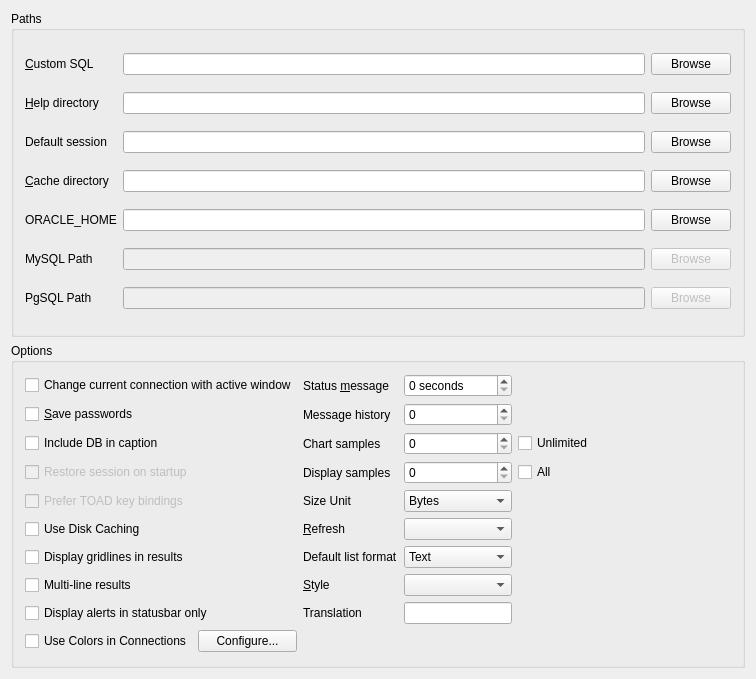
The window that src/core/toglobalsettingui.ui (tora-tool/tora) describes before a commit, drawn with Qt 5.
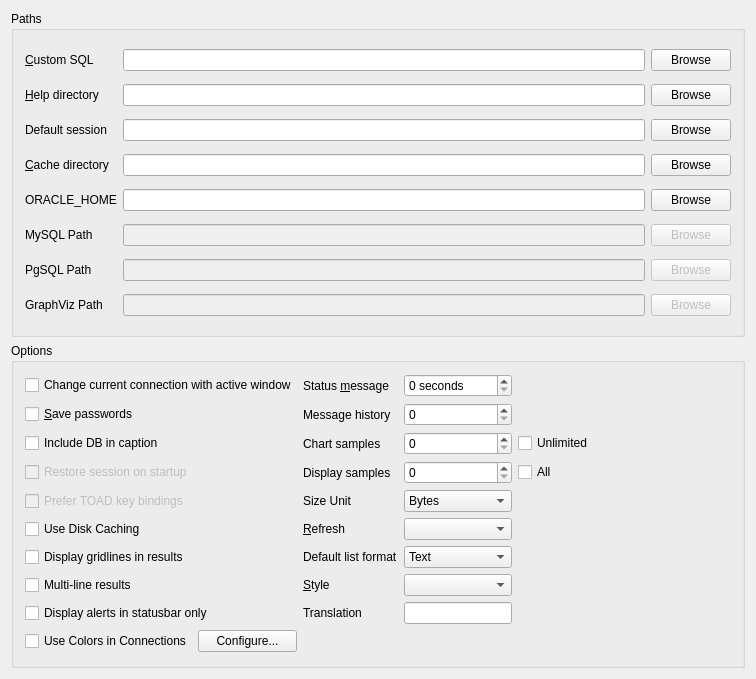
The same window after the commit.

Commit message: new config option Graphviz path

```diff
--- a/src/core/toglobalsettingui.ui
+++ b/src/core/toglobalsettingui.ui
@@ -19,37 +19,7 @@
      <property name="title">
       <string>Paths</string>
      </property>
-     <layout class="QGridLayout" name="gridLayout2">
-      <property name="margin">
-       <number>11</number>
-      </property>
-      <property name="spacing">
-       <number>6</number>
-      </property>
-      <item row="6" column="1">
-       <widget class="QLineEdit" name="MysqlHome">
-        <property name="enabled">
-         <bool>false</bool>
-        </property>
-       </widget>
-      </item>
-      <item row="7" column="1">
-       <widget class="QLineEdit" name="PgsqlHome">
-        <property name="enabled">
-         <bool>false</bool>
-        </property>
-       </widget>
-      </item>
-      <item row="6" column="2">
-       <widget class="QPushButton" name="MySQLHomeBrowse">
-        <property name="enabled">
-         <bool>false</bool>
-        </property>
-        <property name="text">
-         <string>Browse</string>
-        </property>
-       </widget>
-      </item>
+     <layout class="QGridLayout" name="gridLayout_2">
       <item row="0" column="0">
        <widget class="QLabel" name="TextLabel5">
         <property name="text">
@@ -63,45 +33,16 @@
         </property>
        </widget>
       </item>
-      <item row="0" column="2">
-       <widget class="QPushButton" name="SQLBrowse">
-        <property name="text">
-         <string>Browse</string>
-        </property>
-       </widget>
-      </item>
-      <item row="5" column="1">
-       <widget class="QLineEdit" name="OracleHome"/>
-      </item>
       <item row="0" column="1">
        <widget class="QLineEdit" name="CustomSQL"/>
       </item>
-      <item row="4" column="2">
-       <widget class="QPushButton" name="CacheBrowse">
+      <item row="0" column="2">
+       <widget class="QPushButton" name="SQLBrowse">
         <property name="text">
          <string>Browse</string>
         </property>
        </widget>
       </item>
-      <item row="4" column="1">
-       <widget class="QLineEdit" name="CacheDir"/>
-      </item>
-      <item row="4" column="0">
-       <widget class="QLabel" name="CacheLabel">
-        <property name="toolTip">
-         <string>Directory where to place cached dataaseinformation.</string>
-        </property>
-        <property name="text">
-         <string>&amp;Cache directory</string>
-        </property>
-        <property name="wordWrap">
-         <bool>false</bool>
-        </property>
-        <property name="buddy">
-         <cstring>CacheDir</cstring>
-        </property>
-       </widget>
-      </item>
       <item row="1" column="0">
        <widget class="QLabel" name="PluginLabel_2">
         <property name="toolTip">
@@ -154,24 +95,33 @@
         </property>
        </widget>
       </item>
-      <item row="5" column="2">
-       <widget class="QPushButton" name="OracleHomeBrowse">
+      <item row="3" column="0">
+       <widget class="QLabel" name="CacheLabel">
+        <property name="toolTip">
+         <string>Directory where to place cached dataaseinformation.</string>
+        </property>
         <property name="text">
-         <string>Browse</string>
+         <string>&amp;Cache directory</string>
         </property>
-       </widget>
-      </item>
-      <item row="7" column="2">
-       <widget class="QPushButton" name="PgSQLHomeBrowse">
-        <property name="enabled">
+        <property name="wordWrap">
          <bool>false</bool>
         </property>
+        <property name="buddy">
+         <cstring>CacheDir</cstring>
+        </property>
+       </widget>
+      </item>
+      <item row="3" column="1">
+       <widget class="QLineEdit" name="CacheDir"/>
+      </item>
+      <item row="3" column="2">
+       <widget class="QPushButton" name="CacheBrowse">
         <property name="text">
          <string>Browse</string>
         </property>
        </widget>
       </item>
-      <item row="5" column="0">
+      <item row="4" column="0">
        <widget class="QLabel" name="label_3">
         <property name="toolTip">
          <string>Oracle client installation directory
@@ -188,7 +138,51 @@
         </property>
        </widget>
       </item>
-      <item row="7" column="0">
+      <item row="4" column="1">
+       <widget class="QLineEdit" name="OracleHome"/>
+      </item>
+      <item row="4" column="2">
+       <widget class="QPushButton" name="OracleHomeBrowse">
+        <property name="text">
+         <string>Browse</string>
+        </property>
+       </widget>
+      </item>
+      <item row="5" column="0">
+       <widget class="QLabel" name="label_5">
+        <property name="toolTip">
+         <string>Directory where MySQL client is installed
+(should have subdir &quot;lib&quot;)</string>
+        </property>
+        <property name="whatsThis">
+         <string/>
+        </property>
+        <property name="text">
+         <string>MySQL Path</string>
+        </property>
+        <property name="buddy">
+         <cstring>MysqlHome</cstring>
+        </property>
+       </widget>
+      </item>
+      <item row="5" column="1">
+       <widget class="QLineEdit" name="MysqlHome">
+        <property name="enabled">
+         <bool>false</bool>
+        </property>
+       </widget>
+      </item>
+      <item row="5" column="2">
+       <widget class="QPushButton" name="MySQLHomeBrowse">
+        <property name="enabled">
+         <bool>false</bool>
+        </property>
+        <property name="text">
+         <string>Browse</string>
+        </property>
+       </widget>
+      </item>
+      <item row="6" column="0">
        <widget class="QLabel" name="label_4">
         <property name="toolTip">
          <string>Directory where PgSQL client is installed
@@ -206,8 +200,25 @@
         </property>
        </widget>
       </item>
-      <item row="6" column="0">
-       <widget class="QLabel" name="label_5">
+      <item row="6" column="1">
+       <widget class="QLineEdit" name="PgsqlHome">
+        <property name="enabled">
+         <bool>false</bool>
+        </property>
+       </widget>
+      </item>
+      <item row="6" column="2">
+       <widget class="QPushButton" name="PgSQLHomeBrowse">
+        <property name="enabled">
+         <bool>false</bool>
+        </property>
+        <property name="text">
+         <string>Browse</string>
+        </property>
+       </widget>
+      </item>
+      <item row="7" column="0">
+       <widget class="QLabel" name="label_6">
         <property name="toolTip">
          <string>Directory where MySQL client is installed
 (should have subdir &quot;lib&quot;)</string>
@@ -216,13 +227,30 @@
          <string/>
         </property>
         <property name="text">
-         <string>MySQL Path</string>
+         <string>GraphViz Path</string>
         </property>
         <property name="buddy">
          <cstring>MysqlHome</cstring>
         </property>
        </widget>
       </item>
+      <item row="7" column="1">
+       <widget class="QLineEdit" name="GraphvizHome">
+        <property name="enabled">
+         <bool>false</bool>
+        </property>
+       </widget>
+      </item>
+      <item row="7" column="2">
+       <widget class="QPushButton" name="GraphvizHomeBrowse">
+        <property name="enabled">
+         <bool>false</bool>
+        </property>
+        <property name="text">
+         <string>Browse</string>
+        </property>
+       </widget>
+      </item>
      </layout>
     </widget>
    </item>
```
Left out of the diff: 16 changed lines with no effect on the pictures. The commit also changes 11 other files.
